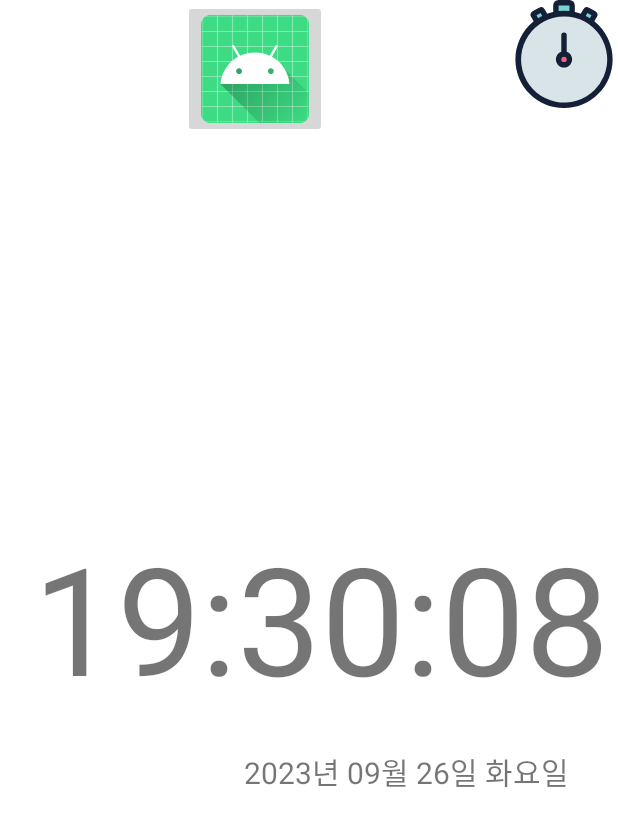
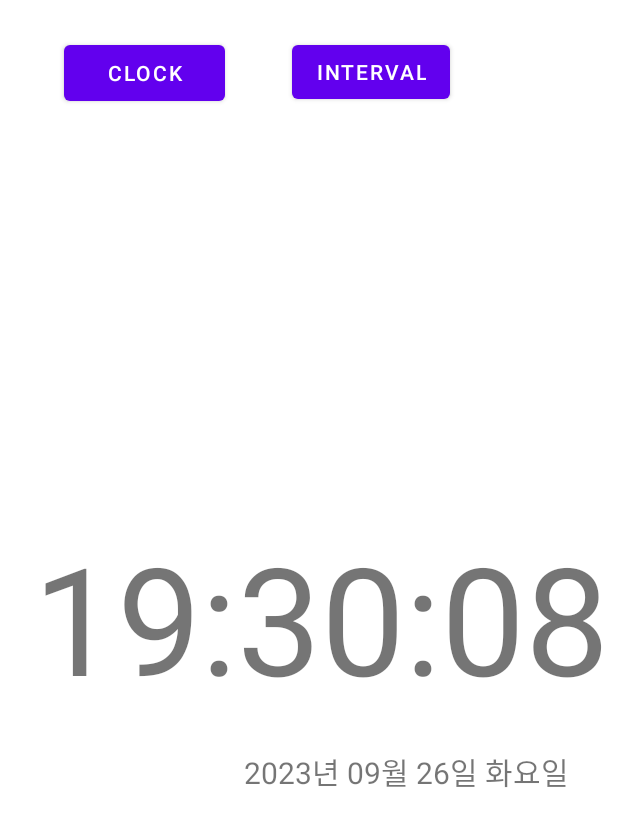
Before and after one commit to pjongsik/ClockTest, an Android app: the screen it shows after launch (MainActivity), on a phone screen of 412 x 824 dp. Shown: the top 826 px of the screen. Run offline under Robolectric (Android 15) with nearby library versions, the phone set to English and light mode, and no system bars; our stand-ins replace data binding.

Commit message:
수정중

```diff
--- a/app/src/main/res/layout-land/activity_main.xml
+++ b/app/src/main/res/layout-land/activity_main.xml
@@ -12,25 +12,6 @@
         android:layout_width="match_parent"
         android:layout_height="match_parent"
         tools:context=".MainActivity">
-
-        <ImageButton
-            android:id="@+id/btn_routine"
-            android:layout_width="86dp"
-            android:layout_height="58dp"
-            android:layout_marginTop="64dp"
-            app:layout_constraintEnd_toStartOf="@+id/btn_routine2"
-            app:layout_constraintHorizontal_bias="0.563"
-            app:layout_constraintStart_toStartOf="parent"
-            app:layout_constraintTop_toTopOf="parent" />
-
-        <ImageButton
-            android:id="@+id/btn_routine2"
-            android:layout_width="86dp"
-            android:layout_height="68dp"
-            android:layout_marginTop="52dp"
-            android:layout_marginEnd="484dp"
-            app:layout_constraintEnd_toEndOf="parent"
-            app:layout_constraintTop_toTopOf="parent" />
 
         <TextView
             android:id="@+id/txt_time"
@@ -65,6 +46,27 @@
             app:layout_constraintEnd_toEndOf="parent"
             app:layout_constraintTop_toTopOf="parent" />
 
+        <Button
+            android:id="@+id/btn_routine"
+            android:layout_width="104dp"
+            android:layout_height="45dp"
+            android:layout_marginTop="36dp"
+            android:text="CLOCK"
+            app:layout_constraintEnd_toStartOf="@+id/btn_routine2"
+            app:layout_constraintHorizontal_bias="0.423"
+            app:layout_constraintStart_toStartOf="parent"
+            app:layout_constraintTop_toTopOf="parent" />
+
+        <Button
+            android:id="@+id/btn_routine2"
+            android:layout_width="134dp"
+            android:layout_height="46dp"
+            android:layout_marginTop="36dp"
+            android:layout_marginEnd="408dp"
+            android:text="INTERVAL"
+            app:layout_constraintEnd_toEndOf="parent"
+            app:layout_constraintTop_toTopOf="parent" />
+
     </androidx.constraintlayout.widget.ConstraintLayout>
 
 </layout>
--- a/app/src/main/res/layout/activity_main.xml
+++ b/app/src/main/res/layout/activity_main.xml
@@ -13,25 +13,6 @@
         android:layout_height="match_parent"
         tools:context=".MainActivity">
 
-
-        <ImageButton
-            android:id="@+id/btn_routine"
-            android:layout_width="wrap_content"
-            android:layout_height="wrap_content"
-            app:layout_constraintEnd_toStartOf="@+id/btn_routine2"
-            app:layout_constraintStart_toStartOf="parent"
-            app:srcCompat="@mipmap/ic_launcher"
-            tools:layout_editor_absoluteY="-2dp" />
-
-        <ImageButton
-            android:id="@+id/btn_routine2"
-            android:layout_width="wrap_content"
-            android:layout_height="wrap_content"
-            android:src="@drawable/ic_stopwatch_72"
-            android:background="@android:color/transparent"
-            app:layout_constraintEnd_toEndOf="parent"
-            app:srcCompat="@mipmap/ic_launcher"
-            tools:layout_editor_absoluteY="-2dp" />
 
         <TextView
             android:id="@+id/txt_time"
@@ -60,6 +41,28 @@
             app:layout_constraintTop_toBottomOf="@+id/txt_time"
             app:layout_constraintVertical_bias="0.0" />
 
+        <Button
+            android:id="@+id/btn_routine"
+            android:layout_width="107dp"
+            android:layout_height="49dp"
+            android:layout_marginStart="40dp"
+            android:layout_marginTop="24dp"
+            android:text="Clock"
+            app:layout_constraintEnd_toStartOf="@+id/btn_routine2"
+            app:layout_constraintHorizontal_bias="0.057"
+            app:layout_constraintStart_toStartOf="parent"
+            app:layout_constraintTop_toTopOf="parent" />
+
+        <Button
+            android:id="@+id/btn_routine2"
+            android:layout_width="wrap_content"
+            android:layout_height="wrap_content"
+            android:layout_marginTop="24dp"
+            android:layout_marginEnd="112dp"
+            android:text="INTERVAL"
+            app:layout_constraintEnd_toEndOf="parent"
+            app:layout_constraintTop_toTopOf="parent" />
+
 
     </androidx.constraintlayout.widget.ConstraintLayout>
 
--- a/app/src/main/res/layout/activity_routine.xml
+++ b/app/src/main/res/layout/activity_routine.xml
@@ -69,7 +69,7 @@
                 android:id="@+id/btn_save"
                 android:layout_width="match_parent"
                 android:layout_height="wrap_content"
-                android:text="Button" />
+                android:text="SAVE" />
         </LinearLayout>
     </androidx.constraintlayout.widget.ConstraintLayout>
 </layout>
```
Also changed, not shown: app/src/main/java/kr/co/shared/clocktest/RoutineActivity.kt (+20 -7 lines), app/src/main/java/kr/co/shared/clocktest/RunActivity.java (+9 -0 lines), app/src/main/java/kr/co/shared/clocktest/db/DatabaseHelper.kt (+81 -1 lines), app/src/main/res/drawable/ic_add.xml (added, +13 -0 lines), app/src/main/res/layout/activity_run.xml (+9 -0 lines).
